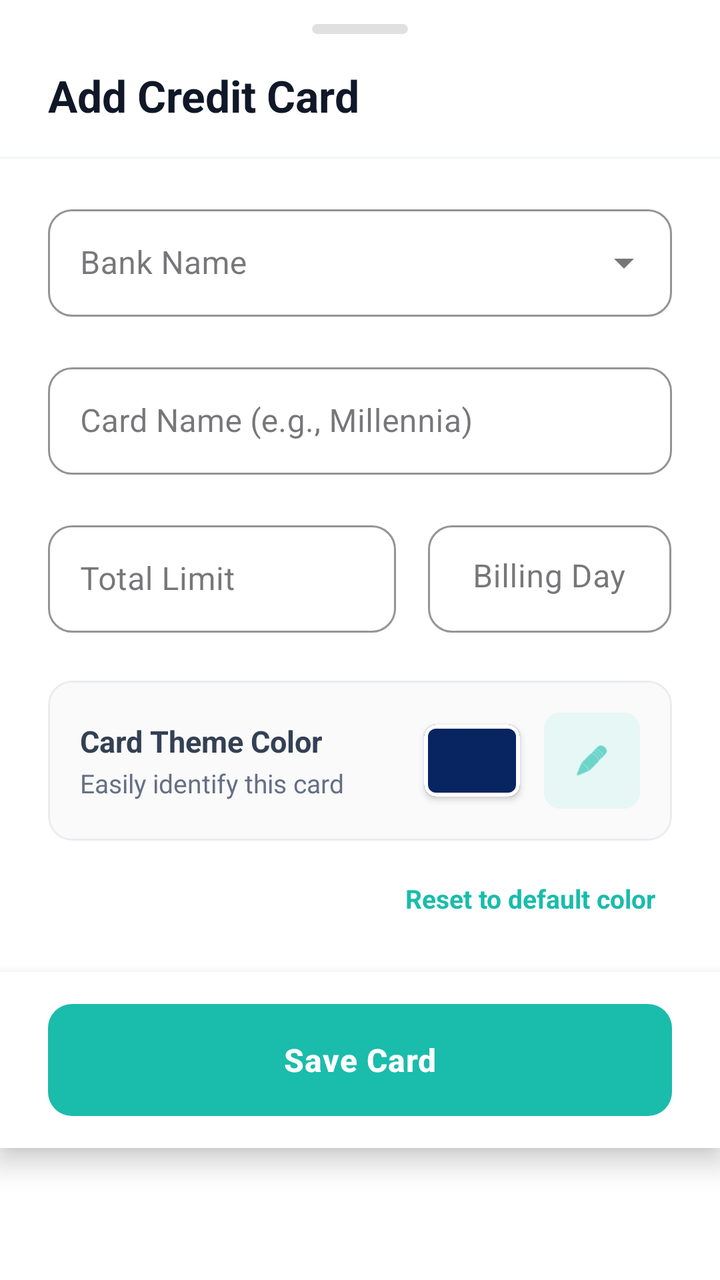
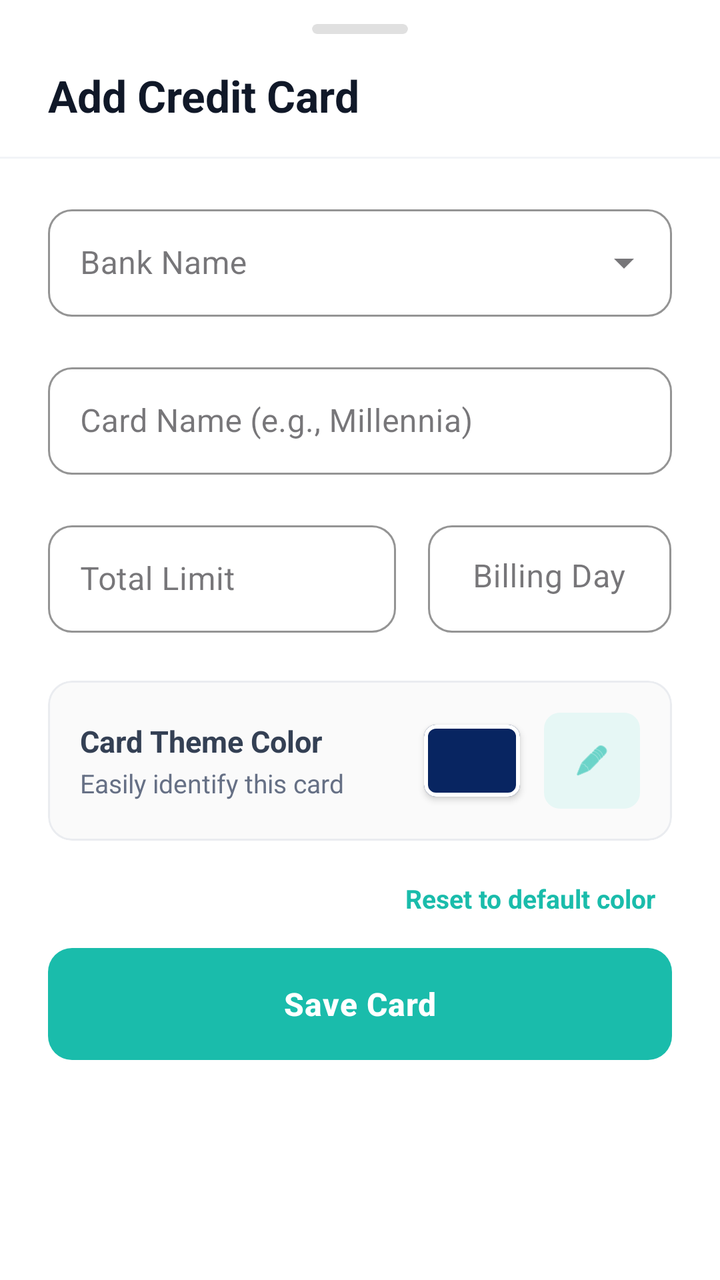

Screens rendered from an Android XML layout before and after an edit, with the pre-edit source and the edit as a unified diff.
<!-- AndroidManifest.xml: application theme Theme.FinTrack -->
<!-- res/layout/dialog_add_edit_card.xml -->
<?xml version="1.0" encoding="utf-8"?>
<LinearLayout
    xmlns:android="http://schemas.android.com/apk/res/android"
    xmlns:app="http://schemas.android.com/apk/res-auto"
    xmlns:tools="http://schemas.android.com/tools"
    android:layout_width="match_parent"
    android:layout_height="wrap_content"
    android:background="#FFFFFF"
    android:orientation="vertical"
    tools:ignore="HardcodedText, ContentDescription">

    
    <com.google.android.material.card.MaterialCardView
        android:layout_width="48dp"
        android:layout_height="5dp"
        android:layout_gravity="center_horizontal"
        android:layout_marginTop="12dp"
        android:layout_marginBottom="16dp"
        app:cardBackgroundColor="#E0E0E0"
        app:cardCornerRadius="2.5dp"
        app:cardElevation="0dp"
        app:strokeWidth="0dp" />

    
    <TextView
        android:id="@+id/tvCardSheetTitle"
        android:layout_width="match_parent"
        android:layout_height="wrap_content"
        android:paddingHorizontal="24dp"
        android:paddingBottom="16dp"
        android:text="Add Credit Card"
        android:textColor="#101828"
        android:textSize="22sp"
        android:textStyle="bold" />

    
    <View
        android:layout_width="match_parent"
        android:layout_height="1dp"
        android:background="#F2F4F7" />

    
    <androidx.core.widget.NestedScrollView
        android:layout_width="match_parent"
        android:layout_height="wrap_content"
        android:fillViewport="true"
        android:overScrollMode="never"
        android:maxHeight="550dp">

        <LinearLayout
            android:layout_width="match_parent"
            android:layout_height="wrap_content"
            android:orientation="vertical"
            android:paddingHorizontal="24dp"
            android:paddingTop="20dp"
            android:paddingBottom="12dp">

            
            <com.google.android.material.textfield.TextInputLayout
                style="@style/Widget.MaterialComponents.TextInputLayout.OutlinedBox.ExposedDropdownMenu"
                android:layout_width="match_parent"
                android:layout_height="wrap_content"
                android:layout_marginBottom="20dp"
                android:hint="Bank Name"
                app:boxCornerRadiusBottomEnd="12dp"
                app:boxCornerRadiusBottomStart="12dp"
                app:boxCornerRadiusTopEnd="12dp"
                app:boxCornerRadiusTopStart="12dp"
                app:boxStrokeColor="#1abcab"
                app:hintTextColor="#1abcab">

                <com.google.android.material.textfield.MaterialAutoCompleteTextView
                    android:id="@+id/spinSheetBankName"
                    android:layout_width="match_parent"
                    android:layout_height="wrap_content"
                    android:inputType="none"
                    android:paddingTop="16dp"
                    android:paddingBottom="16dp"
                    android:textColor="#101828"
                    android:textSize="16sp" />
            </com.google.android.material.textfield.TextInputLayout>

            
            <com.google.android.material.textfield.TextInputLayout
                style="@style/Widget.MaterialComponents.TextInputLayout.OutlinedBox"
                android:layout_width="match_parent"
                android:layout_height="wrap_content"
                android:layout_marginBottom="20dp"
                android:hint="Card Name (e.g., Millennia)"
                app:boxCornerRadiusBottomEnd="12dp"
                app:boxCornerRadiusBottomStart="12dp"
                app:boxCornerRadiusTopEnd="12dp"
                app:boxCornerRadiusTopStart="12dp"
                app:boxStrokeColor="#1abcab"
                app:hintTextColor="#1abcab">

                <com.google.android.material.textfield.TextInputEditText
                    android:id="@+id/etSheetCardName"
                    android:layout_width="match_parent"
                    android:layout_height="wrap_content"
                    android:inputType="textCapWords"
                    android:paddingTop="16dp"
                    android:paddingBottom="16dp"
                    android:textColor="#101828"
                    android:textSize="16sp" />
            </com.google.android.material.textfield.TextInputLayout>

            
            <LinearLayout
                android:layout_width="match_parent"
                android:layout_height="wrap_content"
                android:orientation="horizontal"
                android:baselineAligned="false"
                android:layout_marginBottom="24dp">

                
                <com.google.android.material.textfield.TextInputLayout
                    style="@style/Widget.MaterialComponents.TextInputLayout.OutlinedBox"
                    android:layout_width="0dp"
                    android:layout_height="wrap_content"
                    android:layout_weight="1"
                    android:layout_marginEnd="8dp"
                    android:hint="Total Limit"
                    app:prefixText="₹ "
                    app:prefixTextColor="#667085"
                    app:boxCornerRadiusBottomEnd="12dp"
                    app:boxCornerRadiusBottomStart="12dp"
                    app:boxCornerRadiusTopEnd="12dp"
                    app:boxCornerRadiusTopStart="12dp"
                    app:boxStrokeColor="#1abcab"
                    app:hintTextColor="#1abcab">

                    <com.google.android.material.textfield.TextInputEditText
                        android:id="@+id/etSheetTotalLimit"
                        android:layout_width="match_parent"
                        android:layout_height="wrap_content"
                        android:inputType="numberDecimal"
                        android:paddingTop="16dp"
                        android:paddingBottom="16dp"
                        android:textColor="#101828"
                        android:textSize="16sp" />
                </com.google.android.material.textfield.TextInputLayout>

                
                <com.google.android.material.textfield.TextInputLayout
                    style="@style/Widget.MaterialComponents.TextInputLayout.OutlinedBox"
                    android:layout_width="0dp"
                    android:layout_height="wrap_content"
                    android:layout_weight="0.7"
                    android:layout_marginStart="8dp"
                    android:hint="Billing Day"
                    app:suffixText="/ 31"
                    app:suffixTextColor="#98A2B3"
                    app:boxCornerRadiusBottomEnd="12dp"
                    app:boxCornerRadiusBottomStart="12dp"
                    app:boxCornerRadiusTopEnd="12dp"
                    app:boxCornerRadiusTopStart="12dp"
                    app:boxStrokeColor="#1abcab"
                    app:hintTextColor="#1abcab">

                    <com.google.android.material.textfield.TextInputEditText
                        android:id="@+id/etSheetBillingDay"
                        android:layout_width="match_parent"
                        android:layout_height="wrap_content"
                        android:inputType="number"
                        android:maxLength="2"
                        android:paddingTop="16dp"
                        android:paddingBottom="16dp"
                        android:textColor="#101828"
                        android:textSize="16sp"
                        android:gravity="center_horizontal" />
                </com.google.android.material.textfield.TextInputLayout>

            </LinearLayout>

            
            <com.google.android.material.card.MaterialCardView
                android:layout_width="match_parent"
                android:layout_height="wrap_content"
                android:layout_marginBottom="12dp"
                app:cardBackgroundColor="#FAFAFA"
                app:cardCornerRadius="12dp"
                app:cardElevation="0dp"
                app:strokeColor="#EAECF0"
                app:strokeWidth="1dp">

                <LinearLayout
                    android:layout_width="match_parent"
                    android:layout_height="wrap_content"
                    android:orientation="horizontal"
                    android:padding="16dp"
                    android:gravity="center_vertical">

                    <LinearLayout
                        android:layout_width="0dp"
                        android:layout_height="wrap_content"
                        android:layout_weight="1"
                        android:orientation="vertical">

                        <TextView
                            android:layout_width="wrap_content"
                            android:layout_height="wrap_content"
                            android:text="Card Theme Color"
                            android:textColor="#344054"
                            android:textSize="15sp"
                            android:textStyle="bold"
                            android:layout_marginBottom="2dp" />

                        <TextView
                            android:layout_width="wrap_content"
                            android:layout_height="wrap_content"
                            android:text="Easily identify this card"
                            android:textColor="#667085"
                            android:textSize="13sp" />
                    </LinearLayout>

                    
                    <com.google.android.material.card.MaterialCardView
                        android:id="@+id/cardColorPreview"
                        android:layout_width="48dp"
                        android:layout_height="36dp"
                        android:layout_marginEnd="12dp"
                        app:cardBackgroundColor="#082561"
                        app:cardCornerRadius="6dp"
                        app:cardElevation="2dp"
                        app:strokeColor="#FFFFFF"
                        app:strokeWidth="2dp" />

                    
                    <com.google.android.material.button.MaterialButton
                        android:id="@+id/btnPickColor"
                        style="@style/Widget.MaterialComponents.Button.UnelevatedButton"
                        android:layout_width="48dp"
                        android:layout_height="48dp"
                        android:insetLeft="0dp"
                        android:insetTop="0dp"
                        android:insetRight="0dp"
                        android:insetBottom="0dp"
                        app:icon="@android:drawable/ic_menu_edit"
                        app:iconPadding="0dp"
                        app:iconGravity="textStart"
                        app:iconTint="#1abcab"
                        app:backgroundTint="#E6F7F5"
                        app:cornerRadius="8dp" />

                </LinearLayout>
            </com.google.android.material.card.MaterialCardView>

            
            <TextView
                android:id="@+id/btnResetColor"
                android:layout_width="wrap_content"
                android:layout_height="wrap_content"
                android:layout_gravity="end"
                android:text="Reset to default color"
                android:textColor="#1abcab"
                android:textSize="13sp"
                android:textStyle="bold"
                android:padding="8dp"
                android:background="?attr/selectableItemBackground"
                android:clickable="true"
                android:focusable="true"
                android:layout_marginBottom="8dp"/>

        </LinearLayout>
    </androidx.core.widget.NestedScrollView>

    
    <LinearLayout
        android:layout_width="match_parent"
        android:layout_height="wrap_content"
        android:background="#FFFFFF"
        android:elevation="8dp"
        android:paddingHorizontal="24dp"
        android:paddingVertical="16dp">

        <com.google.android.material.button.MaterialButton
            android:id="@+id/btnSheetSaveCard"
            android:layout_width="match_parent"
            android:layout_height="56dp"
            android:insetTop="0dp"
            android:insetBottom="0dp"
            android:text="Save Card"
            android:textColor="#FFFFFF"
            android:textSize="16sp"
            android:letterSpacing="0.02"
            android:textStyle="bold"
            app:backgroundTint="#1abcab"
            app:cornerRadius="12dp" />
    </LinearLayout>

</LinearLayout>
<!-- resources referenced by this layout -->
<resources>
  <style name="Theme.FinTrack" parent="Base.Theme.FinTrack" />
  <style name="Base.Theme.FinTrack" parent="Theme.Material3.Light.NoActionBar">
          
          <item name="colorPrimary">#082561</item>
          <item name="colorSecondary">#1ABCAB</item>
  
          
          <item name="android:windowLightStatusBar">true</item>
          <item name="android:statusBarColor">#FFFFFF</item>
      </style>
</resources>

<!-- the commit's change to res/layout/dialog_add_edit_card.xml (unified diff, before → after) -->
@@ -262,31 +262,21 @@
                 android:focusable="true"
                 android:layout_marginBottom="8dp"/>
 
+            <com.google.android.material.button.MaterialButton
+                android:id="@+id/btnSheetSaveCard"
+                android:layout_width="match_parent"
+                android:layout_height="56dp"
+                android:insetTop="0dp"
+                android:insetBottom="0dp"
+                android:text="Save Card"
+                android:textColor="#FFFFFF"
+                android:textSize="16sp"
+                android:letterSpacing="0.02"
+                android:textStyle="bold"
+                app:backgroundTint="#1abcab"
+                app:cornerRadius="12dp" />
+
         </LinearLayout>
     </androidx.core.widget.NestedScrollView>
 
-    
-    <LinearLayout
-        android:layout_width="match_parent"
-        android:layout_height="wrap_content"
-        android:background="#FFFFFF"
-        android:elevation="8dp"
-        android:paddingHorizontal="24dp"
-        android:paddingVertical="16dp">
-
-        <com.google.android.material.button.MaterialButton
-            android:id="@+id/btnSheetSaveCard"
-            android:layout_width="match_parent"
-            android:layout_height="56dp"
-            android:insetTop="0dp"
-            android:insetBottom="0dp"
-            android:text="Save Card"
-            android:textColor="#FFFFFF"
-            android:textSize="16sp"
-            android:letterSpacing="0.02"
-            android:textStyle="bold"
-            app:backgroundTint="#1abcab"
-            app:cornerRadius="12dp" />
-    </LinearLayout>
-
 </LinearLayout>
